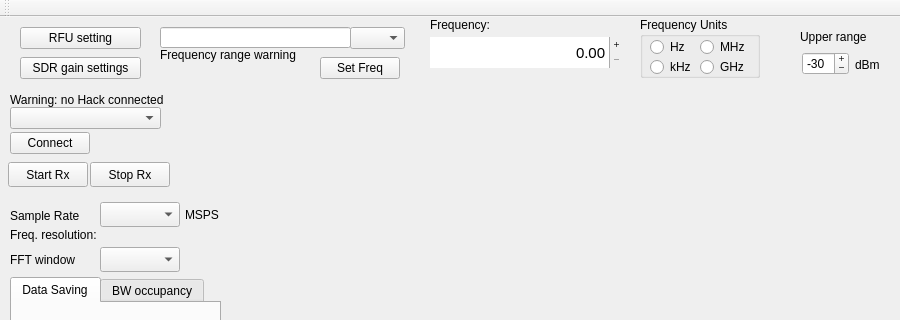
First picture: the form in mainwindow.ui, repository petrsvobodnik/DP, before the edit; both pictures show x 0 to 900 and y 0 to 320 of the 900 by 700 pixel window.
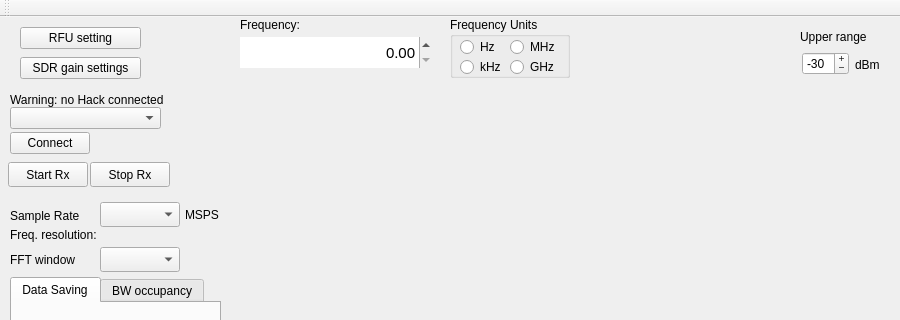
Second picture: the form after the edit. Custom widgets are drawn as their Qt base class.

Commit message: Nastaveni frekvence ciste pres spinbox

Patch:
```diff
--- a/mainwindow.ui
+++ b/mainwindow.ui
@@ -530,79 +530,6 @@
      </rect>
     </property>
    </widget>
-   <widget class="QLineEdit" name="LEfreq">
-    <property name="geometry">
-     <rect>
-      <x>160</x>
-      <y>10</y>
-      <width>191</width>
-      <height>21</height>
-     </rect>
-    </property>
-   </widget>
-   <widget class="QPushButton" name="PBsetFreq">
-    <property name="geometry">
-     <rect>
-      <x>320</x>
-      <y>40</y>
-      <width>80</width>
-      <height>22</height>
-     </rect>
-    </property>
-    <property name="text">
-     <string>Set Freq</string>
-    </property>
-   </widget>
-   <widget class="QLabel" name="label_5">
-    <property name="geometry">
-     <rect>
-      <x>160</x>
-      <y>30</y>
-      <width>271</width>
-      <height>16</height>
-     </rect>
-    </property>
-    <property name="palette">
-     <palette>
-      <active>
-       <colorrole role="ButtonText">
-        <brush brushstyle="SolidPattern">
-         <color alpha="255">
-          <red>204</red>
-          <green>0</green>
-          <blue>0</blue>
-         </color>
-        </brush>
-       </colorrole>
-      </active>
-      <inactive>
-       <colorrole role="ButtonText">
-        <brush brushstyle="SolidPattern">
-         <color alpha="255">
-          <red>204</red>
-          <green>0</green>
-          <blue>0</blue>
-         </color>
-        </brush>
-       </colorrole>
-      </inactive>
-      <disabled>
-       <colorrole role="ButtonText">
-        <brush brushstyle="SolidPattern">
-         <color alpha="255">
-          <red>190</red>
-          <green>190</green>
-          <blue>190</blue>
-         </color>
-        </brush>
-       </colorrole>
-      </disabled>
-     </palette>
-    </property>
-    <property name="text">
-     <string>Frequency range warning</string>
-    </property>
-   </widget>
    <widget class="QSpinBox" name="SBupperRange">
     <property name="geometry">
      <rect>
@@ -842,20 +769,10 @@
      <string>dBm</string>
     </property>
    </widget>
-   <widget class="QComboBox" name="CBunits">
-    <property name="geometry">
-     <rect>
-      <x>350</x>
-      <y>10</y>
-      <width>55</width>
-      <height>22</height>
-     </rect>
-    </property>
-   </widget>
    <widget class="QDoubleSpinBox" name="SBfreq">
     <property name="geometry">
      <rect>
-      <x>430</x>
+      <x>240</x>
       <y>20</y>
       <width>191</width>
       <height>31</height>
@@ -873,7 +790,7 @@
      <set>Qt::AlignRight|Qt::AlignTrailing|Qt::AlignVCenter</set>
     </property>
     <property name="buttonSymbols">
-     <enum>QAbstractSpinBox::PlusMinus</enum>
+     <enum>QAbstractSpinBox::UpDownArrows</enum>
     </property>
    </widget>
    <widget class="QCustomPlot" name="bandUsage" native="true">
@@ -1233,7 +1150,7 @@
    <widget class="QGroupBox" name="GBfreqUnits">
     <property name="geometry">
      <rect>
-      <x>640</x>
+      <x>450</x>
       <y>0</y>
       <width>120</width>
       <height>61</height>
@@ -1310,7 +1227,7 @@
    <widget class="QLabel" name="label_12">
     <property name="geometry">
      <rect>
-      <x>430</x>
+      <x>240</x>
       <y>0</y>
       <width>81</width>
       <height>16</height>
```
The commit also changes 2 other files.
